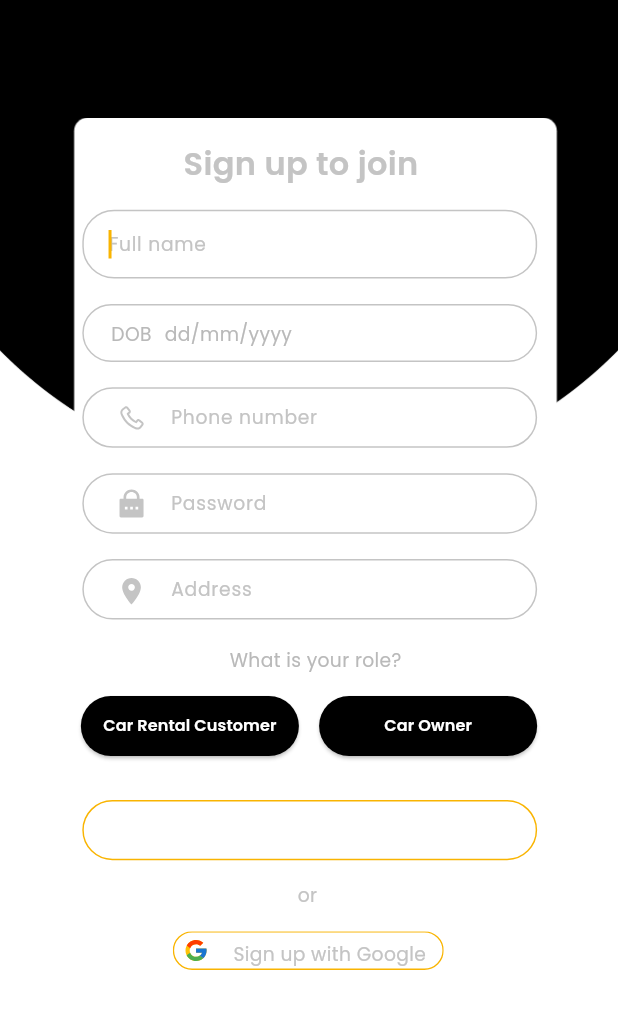
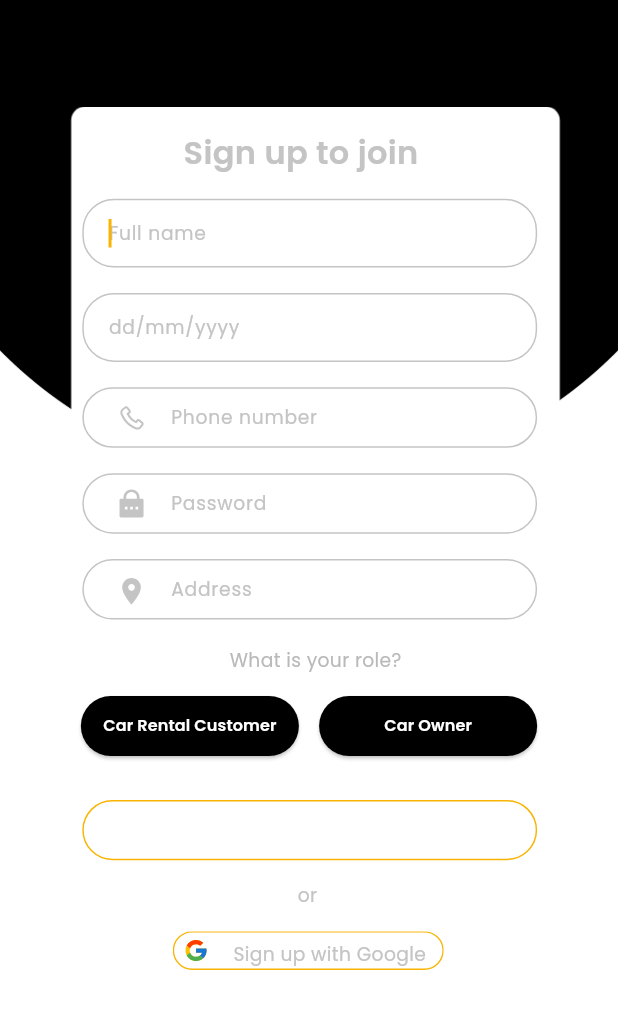
Before and after one commit to HieuTran91/Introduction_To_Software_Engineering-Group-12, a Flutter app: the SignUpScreen screen opened by its route, on a phone screen of 412 x 824 dp, the part 162-1191 px from its top. Run offline on Flutter 3.47's test engine with Material 3 defaults, Android fonts, the phone set to English and light mode, and no system bars; our stand-ins replace cached_network_image, flutter_svg, flutter_svg_provider, table_calendar.

Commit message:
update icon

```diff
--- a/vivu/lib/screen/car_rental_statistics_screen.dart
+++ b/vivu/lib/screen/car_rental_statistics_screen.dart
@@ -391,8 +391,8 @@ class CarRentalStatisticsScreen extends StatelessWidget {
         return AppRoutes.listCarPage;
       case BottomBarEnum.Claritynotificationsolid:
         return AppRoutes.recentHistoryPage;
-      case BottomBarEnum.Carbonlocationfilled:
-        return "/";
+      // case BottomBarEnum.Carbonlocationfilled:
+      //   return "/";
       case BottomBarEnum.Cisettingsfilled:
         return "/";
       default:
--- a/vivu/lib/screen/home_screen.dart
+++ b/vivu/lib/screen/home_screen.dart
@@ -160,8 +160,8 @@ class HomeScreen extends StatelessWidget {
         return AppRoutes.listCarPage;
       case BottomBarEnum.Claritynotificationsolid:
         return AppRoutes.recentHistoryPage;
-      case BottomBarEnum.Carbonlocationfilled:
-        return "/";
+      // case BottomBarEnum.Carbonlocationfilled:
+      //   return "/";
       case BottomBarEnum.Cisettingsfilled:
         return "/";
       default:
--- a/vivu/lib/screen/list_car_container_screen.dart
+++ b/vivu/lib/screen/list_car_container_screen.dart
@@ -38,8 +38,8 @@ class ListCarContainerScreen extends StatelessWidget {
         return AppRoutes.listCarPage;
       case BottomBarEnum.Claritynotificationsolid:
         return AppRoutes.recentHistoryPage;
-      case BottomBarEnum.Carbonlocationfilled:
-        return "/";
+      // case BottomBarEnum.Carbonlocationfilled:
+      //   return "/";
       case BottomBarEnum.Cisettingsfilled:
         return "/";
       default:
--- a/vivu/lib/screen/login_screen.dart
+++ b/vivu/lib/screen/login_screen.dart
@@ -12,10 +12,11 @@ class LoginScreen extends StatefulWidget {
 class _LoginScreenState extends State<LoginScreen> {
   final AccountController controller = AccountController();
   TextEditingController phoneNumberController = TextEditingController();
-
   TextEditingController passwordController = TextEditingController();
 
   Future<void> onSubmit(BuildContext context) async {
+    print('${phoneNumberController.text}');
+    print('${passwordController.text}');
     if (await controller.validateAccount(
         phoneNumberController.text, passwordController.text)) {
       controller.login(context);
@@ -206,7 +207,6 @@ class _LoginScreenState extends State<LoginScreen> {
                 color: ColorSchemes.primaryColorScheme.onPrimary,
               ),
               onPressed: () {
-                // Assuming you have a route named 'verificationScreen' set up
                 Navigator.pushNamed(context, AppRoutes.homeScreen);
               },
             ),
--- a/vivu/lib/screen/sign_up_screen.dart
+++ b/vivu/lib/screen/sign_up_screen.dart
@@ -14,6 +14,8 @@ class SignUpScreen extends StatelessWidget {
   TextEditingController fullNameEditTextController = TextEditingController();
 
   TextEditingController phoneNumberEditTextController = TextEditingController();
+
+  TextEditingController dobEditTextController = TextEditingController();
 
   TextEditingController passwordEditTextController = TextEditingController();
 
@@ -40,7 +42,7 @@ class SignUpScreen extends StatelessWidget {
                 child: Stack(
                   alignment: Alignment.bottomCenter,
                   children: [
-                    _buildLoginStack(context),
+                    _buildSignupStack(context),
                     Align(
                       alignment: Alignment.bottomCenter,
                       child: Container(
@@ -78,43 +80,44 @@ class SignUpScreen extends StatelessWidget {
                             SizedBox(height: 17.v),
                             _buildFullNameEditText(context),
                             SizedBox(height: 19.v),
-                            Container(
-                              margin: EdgeInsets.only(
-                                left: 1.h,
-                                right: 9.h,
-                              ),
-                              padding: EdgeInsets.symmetric(
-                                horizontal: 19.h,
-                                vertical: 9.v,
-                              ),
-                              decoration: AppDecoration.outlineGray.copyWith(
-                                borderRadius: BorderRadiusStyle.roundedBorder22,
-                              ),
-                              child: Row(
-                                mainAxisSize: MainAxisSize.max,
-                                children: [
-                                  Padding(
-                                    padding: EdgeInsets.only(top: 3.v),
-                                    child: Text(
-                                      "DOB",
-                                      style:
-                                          CustomTextStyles.bodyMediumGray40001,
-                                    ),
-                                  ),
-                                  Padding(
-                                    padding: EdgeInsets.only(
-                                      left: 9.h,
-                                      top: 3.v,
-                                    ),
-                                    child: Text(
-                                      "dd/mm/yyyy",
-                                      style:
-                                          CustomTextStyles.bodyMediumGray40001,
-                                    ),
-                                  ),
-                                ],
-                              ),
-                            ),
+                            _buildDOBEditText(context),
+                            // Container(
+                            //   margin: EdgeInsets.only(
+                            //     left: 1.h,
+                            //     right: 9.h,
+                            //   ),
+                            //   padding: EdgeInsets.symmetric(
+                            //     horizontal: 19.h,
+                            //     vertical: 9.v,
+                            //   ),
+                            //   decoration: AppDecoration.outlineGray.copyWith(
+                            //     borderRadius: BorderRadiusStyle.roundedBorder22,
+                            //   ),
+                            //   child: Row(
+                            //     mainAxisSize: MainAxisSize.max,
+                            //     children: [
+                            //       Padding(
+                            //         padding: EdgeInsets.only(top: 3.v),
+                            //         child: Text(
+                            //           "DOB",
+                            //           style:
+                            //               CustomTextStyles.bodyMediumGray40001,
+                            //         ),
+                            //       ),
+                            //       Padding(
+                            //         padding: EdgeInsets.only(
+                            //           left: 9.h,
+                            //           top: 3.v,
+                            //         ),
+                            //         child: Text(
+                            //           "dd/mm/yyyy",
+                            //           style:
+                            //               CustomTextStyles.bodyMediumGray40001,
+                            //         ),
+                            //       ),
+                            //     ],
+                            //   ),
+                            // ),
                             SizedBox(height: 19.v),
                             _buildPhoneNumberEditText(context),
                             SizedBox(height: 19.v),
@@ -227,7 +230,7 @@ class SignUpScreen extends StatelessWidget {
   }
 
   /// Section Widget
-  Widget _buildLoginStack(BuildContext context) {
+  Widget _buildSignupStack(BuildContext context) {
     return Align(
       alignment: Alignment.topCenter,
       child: SizedBox(
@@ -264,6 +267,20 @@ class SignUpScreen extends StatelessWidget {
       child: CustomTextFormField(
         controller: fullNameEditTextController,
         hintText: "Full name",
+        borderDecoration: TextFormFieldStyleHelper.outlineGray,
+      ),
+    );
+  }
+
+  Widget _buildDOBEditText(BuildContext context) {
+    return Padding(
+      padding: EdgeInsets.only(
+        left: 1.h,
+        right: 9.h,
+      ),
+      child: CustomTextFormField(
+        controller: dobEditTextController,
+        hintText: "dd/mm/yyyy",
         borderDecoration: TextFormFieldStyleHelper.outlineGray,
       ),
     );
@@ -402,7 +419,6 @@ class SignUpScreen extends StatelessWidget {
       ),
       onPressed: () {
         if (_formKey.currentState!.validate()) {
-          // Assuming you have a route named 'verificationScreen' set up
           Navigator.pushNamed(context, AppRoutes.verificationScreen);
         }
       },
--- a/vivu/lib/screen/verification_screen.dart
+++ b/vivu/lib/screen/verification_screen.dart
@@ -150,7 +150,6 @@ class VerificationScreen extends StatelessWidget {
             CustomOutlinedButton(
               text: "Sign up",
               onPressed: () {
-                // Assuming you have a route named 'verificationScreen' set up
                 Navigator.pushNamed(context, AppRoutes.loginScreen);
               },
             ),
--- a/vivu/lib/widgets/custom_bottom_bar.dart
+++ b/vivu/lib/widgets/custom_bottom_bar.dart
@@ -24,11 +24,11 @@ class CustomBottomBarState extends State<CustomBottomBar> {
       activeIcon: ImageConstant.imgClarityNotificationSolid,
       type: BottomBarEnum.Claritynotificationsolid,
     ),
-    BottomMenuModel(
-      icon: ImageConstant.imgCarbonLocationFilled,
-      activeIcon: ImageConstant.imgCarbonLocationFilled,
-      type: BottomBarEnum.Carbonlocationfilled,
-    ),
+    // BottomMenuModel(
+    //   icon: ImageConstant.imgCarbonLocationFilled,
+    //   activeIcon: ImageConstant.imgCarbonLocationFilled,
+    //   //type: BottomBarEnum.Carbonlocationfilled,
+    // ),
     BottomMenuModel(
       icon: ImageConstant.imgCiSettingsFilled,
       activeIcon: ImageConstant.imgCiSettingsFilled,
@@ -92,7 +92,7 @@ class CustomBottomBarState extends State<CustomBottomBar> {
 enum BottomBarEnum {
   Dashiconsscreenoptions,
   Claritynotificationsolid,
-  Carbonlocationfilled,
+  //Carbonlocationfilled,
   Cisettingsfilled,
 }
 
```
